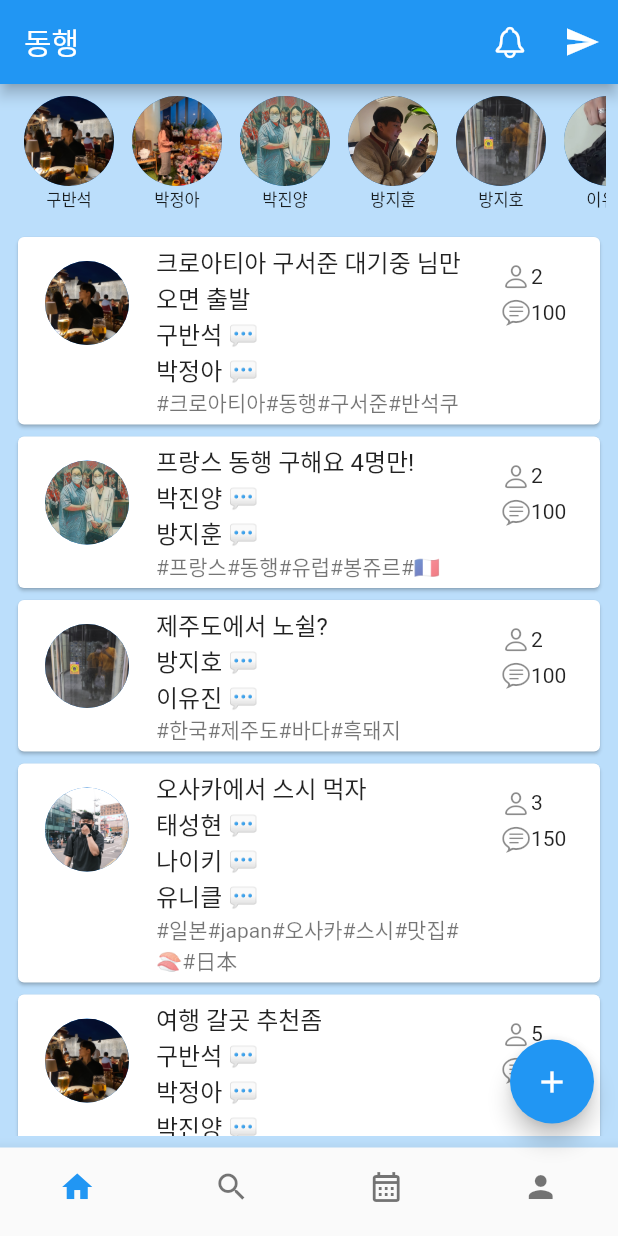
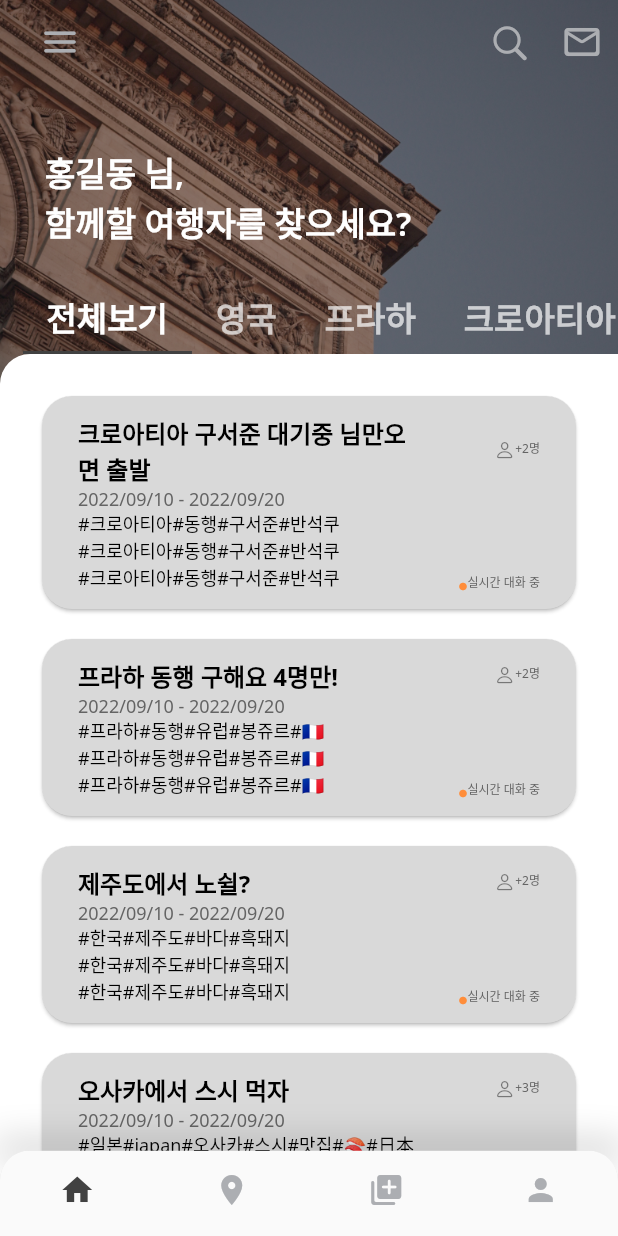
Before and after one commit to jihun-bang/project-donghaeng, a Flutter app: the screen it shows after launch, on a phone screen of 412 x 824 dp. Run offline on Flutter 3.47's test engine with Material 2 defaults, Android fonts, the phone set to English and light mode, and no system bars; our stand-ins replace google_fonts.

Commit message:
[Home] UI 변경 및 네비게이션 페이지 정리

```diff
--- a/lib/main.dart
+++ b/lib/main.dart
@@ -1,9 +1,12 @@
 import 'dart:ui';
 
-import 'package:donghaeng/view/home_view.dart';
+import 'package:donghaeng/view/base_view.dart';
+import 'package:donghaeng/view/theme/color.dart';
 import 'package:donghaeng/viewmodel/chat_viewmodel.dart';
 import 'package:donghaeng/viewmodel/user_viewmodel.dart';
 import 'package:flutter/material.dart';
+import 'package:flutter/services.dart';
+import 'package:google_fonts/google_fonts.dart';
 import 'package:provider/provider.dart';
 
 void main() {
@@ -13,12 +16,18 @@ void main() {
 class MyApp extends StatelessWidget {
   const MyApp({Key? key}) : super(key: key);
 
-  // This widget is the root of your application.
   @override
   Widget build(BuildContext context) {
+    SystemChrome.setSystemUIOverlayStyle(const SystemUiOverlayStyle(
+      statusBarColor: Colors.transparent,
+    ));
+
     return MaterialApp(
       theme: ThemeData(
-        primarySwatch: Colors.blue,
+        primarySwatch: primary,
+        textTheme: GoogleFonts.notoSansTextTheme(
+          Theme.of(context).textTheme,
+        ),
       ),
       scrollBehavior: const MaterialScrollBehavior().copyWith(
         dragDevices: {
@@ -35,7 +44,7 @@ class MyApp extends StatelessWidget {
         ChangeNotifierProvider<ChatViewModel>(
           create: (_) => ChatViewModel(),
         )
-      ], child: const HomeView()),
+      ], child: const BaseView()),
     );
   }
 }
--- a/lib/model/chat.dart
+++ b/lib/model/chat.dart
@@ -5,10 +5,17 @@ part 'chat.g.dart';
 @JsonSerializable()
 class Chat {
   String title;
+  String start;
+  String end;
   List<String> members;
   List<String> tags;
 
-  Chat({required this.title, required this.members, required this.tags});
+  Chat(
+      {required this.title,
+      required this.start,
+      required this.end,
+      required this.members,
+      required this.tags});
 
   factory Chat.fromJson(Map<String, dynamic> json) => _$ChatFromJson(json);
 
--- /dev/null
+++ b/lib/view/base_view.dart
@@ -0,0 +1,110 @@
+import 'package:donghaeng/view/feed_view.dart';
+import 'package:donghaeng/view/home_view.dart';
+import 'package:donghaeng/view/map_view.dart';
+import 'package:donghaeng/view/profile_view.dart';
+import 'package:flutter/cupertino.dart';
+import 'package:flutter/material.dart';
+
+import 'theme/color.dart';
+
+class BaseView extends StatefulWidget {
+  const BaseView({Key? key}) : super(key: key);
+
+  @override
+  State<BaseView> createState() => _BaseViewState();
+}
+
+class _BaseViewState extends State<BaseView> {
+  int _selectedIndex = 0;
+
+  void _onItemTapped(int index) {
+    setState(() {
+      _selectedIndex = index;
+    });
+  }
+
+  @override
+  Widget build(BuildContext context) {
+    return Scaffold(
+      extendBodyBehindAppBar: true,
+      extendBody: true,
+      appBar: _appbar,
+      body: _body.elementAt(_selectedIndex),
+      bottomNavigationBar: _bottomNavigationBar,
+    );
+  }
+
+  PreferredSizeWidget get _appbar {
+    final _menu = IconButton(
+      icon: Icon(Icons.menu_rounded, color: MyColors.subPrimary),
+      iconSize: 28,
+      padding: EdgeInsets.zero,
+      onPressed: () => {},
+    );
+    final _search = IconButton(
+      icon: Icon(CupertinoIcons.search, color: MyColors.subPrimary),
+      iconSize: 28,
+      padding: EdgeInsets.zero,
+      onPressed: () => {},
+    );
+    final _message = IconButton(
+      icon: Icon(Icons.mail_outline_rounded, color: MyColors.subPrimary),
+      iconSize: 28,
+      padding: EdgeInsets.zero,
+      onPressed: () => {},
+    );
+
+    return AppBar(
+      elevation: 0,
+      backgroundColor: Colors.transparent,
+      title: _menu,
+      actions: [_search, _message],
+    );
+  }
+
+  List<Widget> get _body => [
+        const HomeView(),
+        const MapView(),
+        const FeedView(),
+        const ProfileView(),
+      ];
+
+  Widget get _bottomNavigationBar => Column(
+        mainAxisAlignment: MainAxisAlignment.end,
+        children: [
+          Container(
+            decoration: const BoxDecoration(
+              borderRadius: BorderRadius.only(bottomLeft: Radius.circular(20)),
+              boxShadow: [
+                BoxShadow(
+                  color: Color(0x54000000),
+                  spreadRadius: 4,
+                  blurRadius: 20,
+                )
+              ],
+            ),
+          ),
+          ClipRRect(
+            borderRadius: const BorderRadius.only(
+              topLeft: Radius.circular(20),
+              topRight: Radius.circular(20),
+            ),
+            child: BottomNavigationBar(
+              type: BottomNavigationBarType.fixed,
+              showSelectedLabels: false,
+              showUnselectedLabels: false,
+              currentIndex: _selectedIndex,
+              unselectedItemColor: MyColors.subPrimary,
+              onTap: _onItemTapped,
+              items: const [
+                BottomNavigationBarItem(icon: Icon(Icons.home), label: ''),
+                BottomNavigationBarItem(icon: Icon(Icons.place), label: ''),
+                BottomNavigationBarItem(
+                    icon: Icon(Icons.add_to_photos_rounded), label: ''),
+                BottomNavigationBarItem(icon: Icon(Icons.person), label: '')
+              ],
+            ),
+          ),
+        ],
+      );
+}
--- /dev/null
+++ b/lib/view/feed_view.dart
@@ -0,0 +1,18 @@
+import 'package:flutter/cupertino.dart';
+import 'package:flutter/material.dart';
+
+class FeedView extends StatefulWidget {
+  const FeedView({Key? key}) : super(key: key);
+
+  @override
+  State<FeedView> createState() => _FeedViewState();
+}
+
+class _FeedViewState extends State<FeedView> {
+  @override
+  Widget build(BuildContext context) {
+    return const Center(
+      child: Text('피드 서비스 준비중'),
+    );
+  }
+}
--- a/lib/view/home_view.dart
+++ b/lib/view/home_view.dart
@@ -11,145 +11,173 @@ class HomeView extends StatefulWidget {
   State<HomeView> createState() => _HomeViewState();
 }
 
-class _HomeViewState extends State<HomeView> {
-  late UserViewModel userViewModel;
-  late ChatViewModel chatViewModel;
+class _HomeViewState extends State<HomeView> with TickerProviderStateMixin {
+  late TabController _tabController;
+  final _tabList = const ['전체보기', '영국', '프라하', '크로아티아'];
+  String _selectedTab = '';
+
+  final _titleTextStyle = const TextStyle(
+      fontSize: 22, fontWeight: FontWeight.w600, color: Colors.white);
+  final _cardSmallTextStyle =
+      const TextStyle(fontSize: 8, color: Color(0xFF646464));
+
+  void _onTabTapped(String country) {
+    setState(() {
+      _selectedTab = country == '전체보기' ? '' : country;
+    });
+  }
+
+  @override
+  void initState() {
+    super.initState();
+    _tabController = TabController(length: 4, vsync: this);
+  }
 
   @override
   Widget build(BuildContext context) {
-    return Scaffold(
-      appBar: AppBar(
-        title: const Text('동행'),
-        centerTitle: false,
-        actions: [_notification(), _message()],
-      ),
-      backgroundColor: Colors.blue.shade100,
-      body: Padding(
-        padding: const EdgeInsets.all(8.0),
+    return _view;
+  }
+
+  Widget get _view => Container(
+        decoration: const BoxDecoration(
+            color: Colors.white,
+            image: DecorationImage(
+                image: AssetImage('assets/images/image_all.png'),
+                alignment: Alignment.topCenter)),
         child: Column(
           mainAxisAlignment: MainAxisAlignment.start,
-          children: [_onlineUsers(), _communities()],
+          crossAxisAlignment: CrossAxisAlignment.start,
+          children: [
+            Padding(
+              padding: const EdgeInsets.fromLTRB(30, 98, 32, 24),
+              child: Text(
+                '홍길동 님,\n함께할 여행자를 찾으세요?',
+                style: _titleTextStyle,
+                textAlign: TextAlign.start,
               ),
             ),
-      bottomNavigationBar: BottomNavigationBar(
-        type: BottomNavigationBarType.fixed,
-        showSelectedLabels: false,
-        showUnselectedLabels: false,
-        currentIndex: 0,
-        items: const [
-          BottomNavigationBarItem(icon: Icon(Icons.home), label: '홈'),
-          BottomNavigationBarItem(
-              icon: Icon(Icons.search_outlined), label: '피드'),
-          BottomNavigationBarItem(
-              icon: Icon(Icons.calendar_month_outlined), label: '캘린더'),
-          BottomNavigationBarItem(icon: Icon(Icons.person), label: '설정')
-        ],
+            Padding(
+              padding: const EdgeInsets.only(left: 15),
+              child: TabBar(
+                  onTap: (index) => _onTabTapped(_tabList.elementAt(index)),
+                  controller: _tabController,
+                  labelStyle: _titleTextStyle,
+                  isScrollable: true,
+                  padding: EdgeInsets.zero,
+                  indicator: null,
+                  tabs: _tabList.map((e) => Tab(text: e)).toList()),
             ),
-      floatingActionButton: FloatingActionButton(
-        onPressed: () => chatViewModel.addChat(),
-        tooltip: '방 만들기',
-        child: const Icon(Icons.add),
+            Expanded(
+              child: ClipRRect(
+                borderRadius: const BorderRadius.only(
+                  topLeft: Radius.circular(20),
                 ),
-    );
-  }
-
-  Widget _notification() {
-    return IconButton(
-        onPressed: () => {}, icon: const Icon(CupertinoIcons.bell));
-  }
-
-  Widget _message() {
-    return IconButton(onPressed: () => {}, icon: const Icon(Icons.send));
-  }
-
-  Widget _onlineUsers() {
-    return Consumer<UserViewModel>(builder: (_, viewModel, ___) {
-      userViewModel = viewModel;
-
-      return Container(
-          alignment: Alignment.center,
-          height: 90,
-          child: ListView.builder(
-            padding: const EdgeInsets.only(left: 8, right: 8),
-            scrollDirection: Axis.horizontal,
-            itemCount: viewModel.users.length,
-            itemBuilder: (_, index) {
-              return Container(
-                padding: const EdgeInsets.only(right: 12),
-                child: Column(
-                  children: [
-                    InkWell(
-                      onTap: () => {},
-                      customBorder: const CircleBorder(),
-                      child: CircleAvatar(
-                        radius: 30,
-                        backgroundImage:
-                            AssetImage(viewModel.users[index].imagePath),
+                child: _communities(context),
               ),
             ),
-                    Text(
-                      viewModel.users[index].nickName,
-                      style: const TextStyle(fontSize: 11),
-                    )
           ],
         ),
       );
-            },
-          ));
-    });
-  }
 
-  Widget _communities() {
+  Widget _communities(BuildContext context) {
     return Consumer<ChatViewModel>(builder: (_, viewModel, ___) {
-      chatViewModel = viewModel;
-
-      return Expanded(
-        child: ListView.builder(
-            itemCount: viewModel.chats.length,
+      return Container(
+        color: Colors.white,
+        padding: const EdgeInsets.only(left: 24, right: 24),
+        child: ListView.separated(
+            shrinkWrap: true,
+            separatorBuilder: (context, index) => const SizedBox(
+                  height: 12,
+                ),
+            padding: const EdgeInsets.only(top: 24),
+            itemCount: viewModel.chats
+                .where((element) => element.title.contains(_selectedTab))
+                .length,
             itemBuilder: (_, index) {
               final chat = viewModel.chats[index];
-              final users = userViewModel.users
+              final users = context
+                  .watch<UserViewModel>()
+                  .users
                   .where((user) => chat.members.contains(user.id));
-              final host = users.first;
+              final tags = chat.tags.map((e) => '#$e').toList().join('');
 
               return Card(
+                color: const Color(0xFFD9D9D9),
+                shape: RoundedRectangleBorder(
+                    borderRadius: BorderRadius.circular(20)),
+                child: Padding(
+                  padding: const EdgeInsets.all(8.0),
                   child: ListTile(
                     onTap: () => {},
-                  leading: CircleAvatar(
-                    radius: 30,
-                    backgroundImage: AssetImage(host.imagePath),
-                  ),
-                  title: Text(chat.title +
-                      '\n${users.map((e) => '${e.nickName} 💬').take(4).join('\n')}'),
-                  subtitle: Text(chat.tags.map((e) => '#$e').toList().join('')),
-                  trailing: Column(
+                    title: Row(
+                      mainAxisAlignment: MainAxisAlignment.spaceBetween,
                       children: [
+                        Expanded(
+                            child: Text(
+                          '${_selectedTab != '' ? '[$_selectedTab] ' : ''}${chat.title}',
+                          style: const TextStyle(
+                              color: Colors.black,
+                              fontSize: 16,
+                              fontWeight: FontWeight.bold),
+                        )),
                         SizedBox(
-                        width: 50,
+                          width: 78,
                           child: Row(
+                            crossAxisAlignment: CrossAxisAlignment.start,
+                            mainAxisAlignment: MainAxisAlignment.end,
                             children: [
                               const Icon(
                                 CupertinoIcons.person,
-                              size: 20,
+                                size: 14,
                               ),
-                            Text('${chat.members.length}'),
-                          ],
+                              Text(
+                                '+${chat.members.length}명',
+                                style: _cardSmallTextStyle,
                               ),
-                      ),
-                      const SizedBox(height: 4),
-                      SizedBox(
-                        width: 50,
-                        child: Row(
-                          children: [
-                            const Icon(
-                              CupertinoIcons.chat_bubble_text,
-                              size: 20,
-                            ),
-                            Text('${chat.members.length * 50}'),
                             ],
                           ),
                         ),
                       ],
+                    ),
+                    subtitle: Row(
+                      mainAxisAlignment: MainAxisAlignment.spaceBetween,
+                      crossAxisAlignment: CrossAxisAlignment.end,
+                      children: [
+                        Expanded(
+                          child: Column(
+                            crossAxisAlignment: CrossAxisAlignment.start,
+                            children: [
+                              Text('${chat.start} - ${chat.end}',
+                                  style: _cardSmallTextStyle.copyWith(
+                                      fontSize: 12)),
+                              Text(
+                                '$tags\n$tags\n$tags',
+                                style: const TextStyle(
+                                    fontSize: 12, color: Colors.black),
+                              ),
+                            ],
+                          ),
+                        ),
+                        SizedBox(
+                          width: 78,
+                          child: Row(
+                            crossAxisAlignment: CrossAxisAlignment.end,
+                            mainAxisAlignment: MainAxisAlignment.end,
+                            children: [
+                              const Icon(
+                                Icons.circle,
+                                color: Color(0xFFFF8D3A),
+                                size: 6,
+                              ),
+                              Text(
+                                '실시간 대화 중',
+                                style: _cardSmallTextStyle,
+                              )
+                            ],
+                          ),
+                        ),
+                      ],
+                    ),
                   ),
                 ),
               );
--- /dev/null
+++ b/lib/view/map_view.dart
@@ -0,0 +1,18 @@
+import 'package:flutter/cupertino.dart';
+import 'package:flutter/material.dart';
+
+class MapView extends StatefulWidget {
+  const MapView({Key? key}) : super(key: key);
+
+  @override
+  State<MapView> createState() => _MapViewState();
+}
+
+class _MapViewState extends State<MapView> {
+  @override
+  Widget build(BuildContext context) {
+    return const Center(
+      child: Text('지도 서비스 준비중'),
+    );
+  }
+}
--- /dev/null
+++ b/lib/view/profile_view.dart
@@ -0,0 +1,18 @@
+import 'package:flutter/cupertino.dart';
+import 'package:flutter/material.dart';
+
+class ProfileView extends StatefulWidget {
+  const ProfileView({Key? key}) : super(key: key);
+
+  @override
+  State<ProfileView> createState() => _ProfileViewState();
+}
+
+class _ProfileViewState extends State<ProfileView> {
+  @override
+  Widget build(BuildContext context) {
+    return const Center(
+      child: Text('프로필 서비스 준비중'),
+    );
+  }
+}
--- /dev/null
+++ b/lib/view/theme/app.dart
@@ -0,0 +1,3 @@
+import 'package:flutter/material.dart';
+
+final themeDate = ThemeData();
--- /dev/null
+++ b/lib/view/theme/color.dart
@@ -0,0 +1,28 @@
+import 'package:flutter/material.dart';
+
+const int _primary = 0xFF414141;
+const MaterialColor primary = MaterialColor(
+  _primary,
+  <int, Color>{
+    50: Color(0xFFFAFAFA),
+    100: Color(0xFFF5F5F5),
+    200: Color(0xFFEEEEEE),
+    300: Color(0xFFE0E0E0),
+    350: Color(
+        0xFFD6D6D6), // only for raised button while pressed in light theme
+    400: Color(0xFFBDBDBD),
+    500: Color(_primary),
+    600: Color(0xFF757575),
+    700: Color(0xFF616161),
+    800: Color(0xFF424242),
+    850: Color(0xFF303030), // only for background color in dark theme
+    900: Color(0xFF212121),
+  },
+);
+
+class MyColors {
+  MyColors._();
+
+  static Color get primary => const Color(0xFF414141);
+  static Color get subPrimary => const Color(0xFFACAEB2);
+}
--- a/lib/viewmodel/chat_viewmodel.dart
+++ b/lib/viewmodel/chat_viewmodel.dart
@@ -16,9 +16,4 @@ class ChatViewModel extends ChangeNotifier {
       }
     });
   }
-
-  void addChat() {
-    chats.add(Chat(title: '제목', members: ['a'], tags: ['tag']));
-    notifyListeners();
-  }
 }
--- a/pubspec.yaml
+++ b/pubspec.yaml
@@ -12,6 +12,8 @@ dependencies:
   cupertino_icons:
   provider: ^6.0.3
   json_annotation:
+  google_fonts: ^3.0.1
+  intl:
 
 dev_dependencies:
   flutter_test:
```
Also changed, not shown: assets/data/chat.json (+23 -3 lines), assets/images/image_all.png (added), assets/images/나이키.png (deleted), assets/images/유니클.png (deleted), assets/images/이유진.png (deleted), lib/model/chat.g.dart, pubspec.lock. Lines whose indentation alone changed are shown as unchanged.
